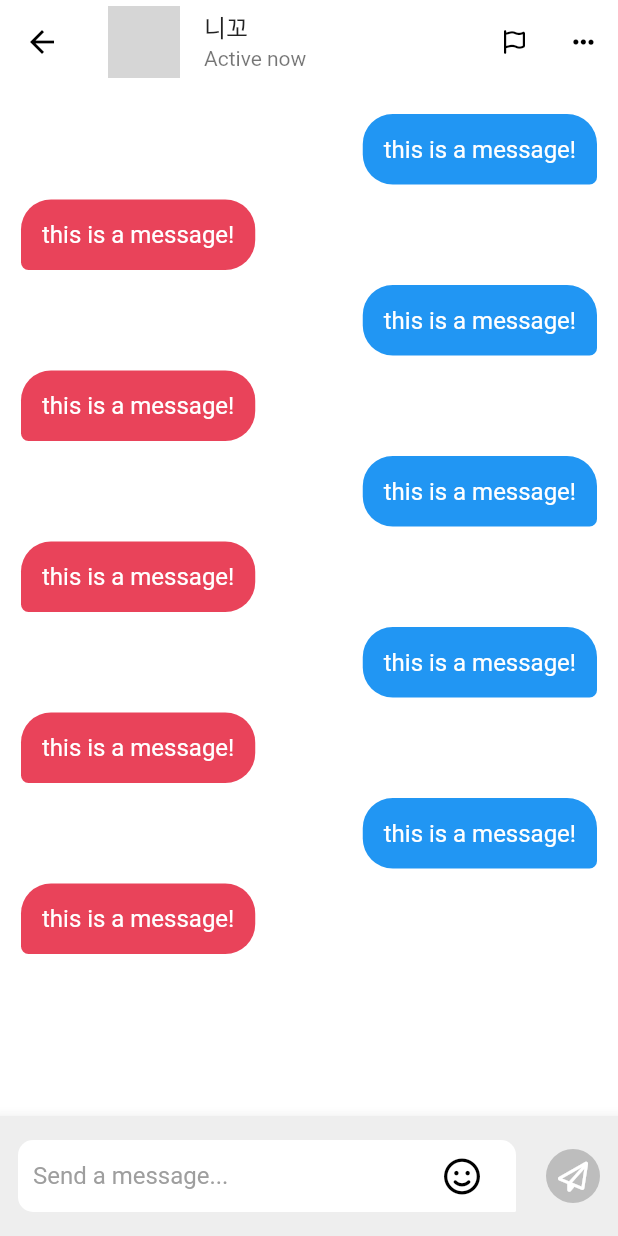
After one commit to yunjongpil/tiktok-clone, a Flutter app: the ChatDetailScreen screen opened directly, on a phone screen of 412 x 824 dp. The commit adds this screen. Run offline on Flutter 3.47's test engine with Material 2 defaults, Android fonts, the phone set to English and light mode, and no system bars; our stand-ins replace font_awesome_flutter, video_player, visibility_detector; network calls fail; grey boxes are pictures that could not be loaded.

Commit message:
#11 chats

```diff
--- a/lib/features/inbox/activity_screen.dart
+++ b/lib/features/inbox/activity_screen.dart
@@ -100,6 +100,7 @@ class _ActivityScreenState extends State<ActivityScreen>
         title: GestureDetector(
           onTap: _toggleAnimations,
           child: Row(
+            mainAxisSize: MainAxisSize.min,
             mainAxisAlignment: MainAxisAlignment.center,
             children: [
               const Text(
--- /dev/null
+++ b/lib/features/inbox/chat_detail_screen.dart
@@ -0,0 +1,216 @@
+import 'package:flutter/material.dart';
+import 'package:font_awesome_flutter/font_awesome_flutter.dart';
+import 'package:tiktok_clone/constants/gaps.dart';
+import 'package:tiktok_clone/constants/sizes.dart';
+
+class ChatDetailScreen extends StatefulWidget {
+  const ChatDetailScreen({super.key});
+
+  @override
+  State<ChatDetailScreen> createState() => _ChatDetailScreenState();
+}
+
+class _ChatDetailScreenState extends State<ChatDetailScreen> {
+  bool _isWriting = false;
+
+  void _onStopWriting() {
+    FocusScope.of(context).unfocus();
+    setState(() {
+      _isWriting = false;
+    });
+  }
+
+  void _onStartWriting() {
+    setState(() {
+      _isWriting = true;
+    });
+  }
+
+  @override
+  Widget build(BuildContext context) {
+    return GestureDetector(
+      onTap: _onStopWriting,
+      child: Scaffold(
+        appBar: AppBar(
+          title: ListTile(
+            contentPadding: EdgeInsets.zero,
+            leading: Stack(
+              children: [
+                const CircleAvatar(
+                  radius: Sizes.size24,
+                  foregroundImage: NetworkImage(
+                      "https://avatars.githubusercontent.com/u/3612017"),
+                  child: Text("Nico"),
+                ),
+                Positioned(
+                    width: Sizes.size20,
+                    height: Sizes.size20,
+                    bottom: 0,
+                    right: 0,
+                    child: Container(
+                      width: Sizes.size20,
+                      decoration: BoxDecoration(
+                        border: Border.all(
+                          color: Colors.white,
+                          width: Sizes.size3,
+                        ),
+                        color: Colors.green,
+                        shape: BoxShape.circle,
+                      ),
+                    ))
+              ],
+            ),
+            title: const Text("니꼬"),
+            subtitle: const Text("Active now"),
+            trailing: Row(
+              mainAxisSize: MainAxisSize.min,
+              children: const [
+                FaIcon(
+                  FontAwesomeIcons.flag,
+                  color: Colors.black,
+                  size: Sizes.size16,
+                ),
+                Gaps.h32,
+                FaIcon(
+                  FontAwesomeIcons.ellipsis,
+                  color: Colors.black,
+                  size: Sizes.size16,
+                ),
+              ],
+            ),
+          ),
+        ),
+        body: Stack(
+          children: [
+            ListView.separated(
+                padding: const EdgeInsets.symmetric(
+                  horizontal: Sizes.size14,
+                  vertical: Sizes.size20,
+                ),
+                itemBuilder: (context, index) {
+                  final isMine = index % 2 == 0;
+                  return Row(
+                    mainAxisSize: MainAxisSize.min,
+                    mainAxisAlignment: isMine
+                        ? MainAxisAlignment.end
+                        : MainAxisAlignment.start,
+                    children: [
+                      Container(
+                        padding: const EdgeInsets.all(
+                          Sizes.size14,
+                        ),
+                        decoration: BoxDecoration(
+                          color: isMine
+                              ? Colors.blue
+                              : Theme.of(context).primaryColor,
+                          borderRadius: BorderRadius.only(
+                            topLeft: const Radius.circular(
+                              Sizes.size20,
+                            ),
+                            topRight: const Radius.circular(
+                              Sizes.size20,
+                            ),
+                            bottomLeft: Radius.circular(
+                              isMine ? Sizes.size20 : Sizes.size5,
+                            ),
+                            bottomRight: Radius.circular(
+                              isMine ? Sizes.size5 : Sizes.size20,
+                            ),
+                          ),
+                        ),
+                        child: const Text(
+                          "this is a message!",
+                          style: TextStyle(
+                            color: Colors.white,
+                            fontSize: Sizes.size16,
+                          ),
+                        ),
+                      )
+                    ],
+                  );
+                },
+                separatorBuilder: (context, index) => Gaps.v10,
+                itemCount: 10),
+            Positioned(
+                bottom: 0,
+                width: MediaQuery.of(context).size.width,
+                child: BottomAppBar(
+                  color: Colors.grey.shade200,
+                  child: Padding(
+                    padding: const EdgeInsets.symmetric(
+                      vertical: Sizes.size16,
+                      horizontal: Sizes.size12,
+                    ),
+                    child: Row(
+                      children: [
+                        Expanded(
+                          child: GestureDetector(
+                            onTap: _onStartWriting,
+                            child: TextField(
+                              decoration: InputDecoration(
+                                suffixIcon: Row(
+                                  mainAxisSize: MainAxisSize.min,
+                                  children: const [
+                                    FaIcon(
+                                      FontAwesomeIcons.faceSmile,
+                                      color: Colors.black,
+                                    ),
+                                  ],
+                                ),
+                                hintText: "Send a message...",
+                                hintStyle: TextStyle(
+                                  color: Colors.grey.shade500,
+                                ),
+                                contentPadding: const EdgeInsets.symmetric(
+                                  horizontal: Sizes.size10,
+                                  vertical: Sizes.size10,
+                                ),
+                                filled: true,
+                                fillColor: Colors.white,
+                                border: const OutlineInputBorder(
+                                  borderSide: BorderSide.none,
+                                  borderRadius: BorderRadius.only(
+                                    topLeft: Radius.circular(
+                                      Sizes.size10,
+                                    ),
+                                    topRight: Radius.circular(
+                                      Sizes.size10,
+                                    ),
+                                    bottomLeft: Radius.circular(
+                                      Sizes.size10,
+                                    ),
+                                    bottomRight: Radius.circular(
+                                      Sizes.size1,
+                                    ),
+                                  ),
+                                ),
+                              ),
+                            ),
+                          ),
+                        ),
+                        Gaps.h20,
+                        Container(
+                          alignment: Alignment.center,
+                          decoration: BoxDecoration(
+                            color: Colors.grey.shade400,
+                            shape: BoxShape.circle,
+                          ),
+                          child: const Padding(
+                            padding: EdgeInsets.all(8.0),
+                            child: FaIcon(
+                              FontAwesomeIcons.paperPlane,
+                              size: Sizes.size20,
+                              color: Colors.white,
+                            ),
+                          ),
+                        )
+                      ],
+                    ),
+                  ),
+                ))
+          ],
+        ),
+      ),
+    );
+  }
+}
--- a/lib/main.dart
+++ b/lib/main.dart
@@ -1,6 +1,6 @@
 import 'package:flutter/material.dart';
 import 'package:tiktok_clone/constants/sizes.dart';
-import 'package:tiktok_clone/features/inbox/activity_screen.dart';
+import 'package:tiktok_clone/features/main_navigation/main_navigation_screen.dart';
 
 void main() {
   runApp(const TikTokApp());
@@ -30,7 +30,7 @@ class TikTokApp extends StatelessWidget {
               fontWeight: FontWeight.w600,
             )),
       ),
-      home: const ActivityScreen(),
+      home: const MainNavigationScreen(),
     );
   }
 }
```
Also changed, not shown: lib/features/inbox/chats_screen.dart (added, +118 -0 lines), lib/features/inbox/inbox_screen.dart (+9 -2 lines).
